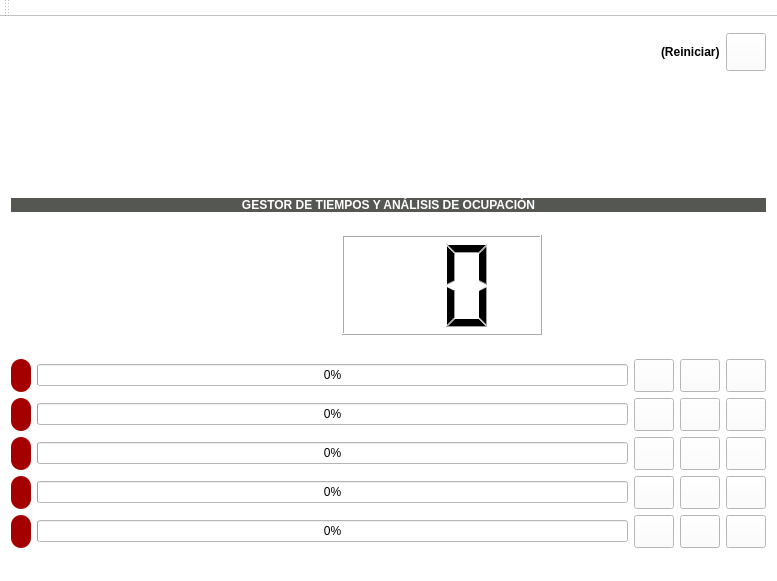
First picture: the form in mainwindow.ui, repository Julian-guillermo-zapata-rugeles/gui-gestor-tiempo-c-plus-plus, before the edit.
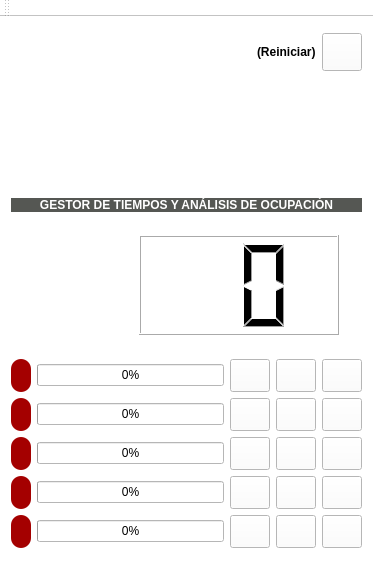
Second picture: the form after the edit. Icons and pictures are not drawn.

Commit message: primer cambio esconder lcd

Patch:
```diff
--- a/mainwindow.ui
+++ b/mainwindow.ui
@@ -6,7 +6,7 @@
    <rect>
     <x>0</x>
     <y>0</y>
-    <width>777</width>
+    <width>373</width>
     <height>581</height>
    </rect>
   </property>
```
Left out of the diff: 2 changed lines with no effect on the pictures. The commit also changes 2 other files.
